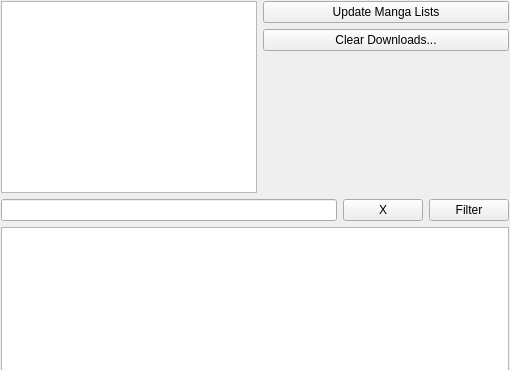
Above: widgets/homewidget.ui from Rain92/UltimateMangaReader before the change; both pictures show x 0 to 510 and y 0 to 370 of the 510 by 680 pixel window. Below: the same form after it.
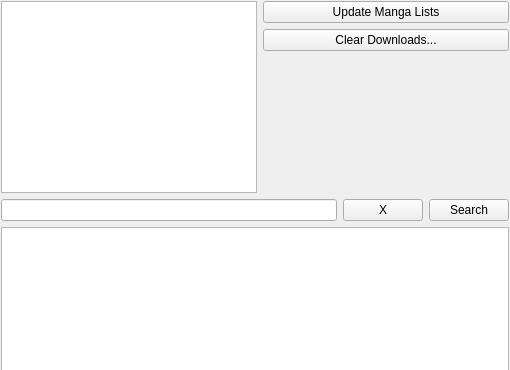
That is the form after the change. Custom widgets are drawn as their Qt base class.

What changed in the file:
```diff
--- a/widgets/homewidget.ui
+++ b/widgets/homewidget.ui
@@ -117,7 +117,7 @@
      <item>
       <widget class="QPushButton" name="pushButtonFilter">
        <property name="text">
-        <string>Filter</string>
+        <string>Search</string>
        </property>
       </widget>
      </item>
```
